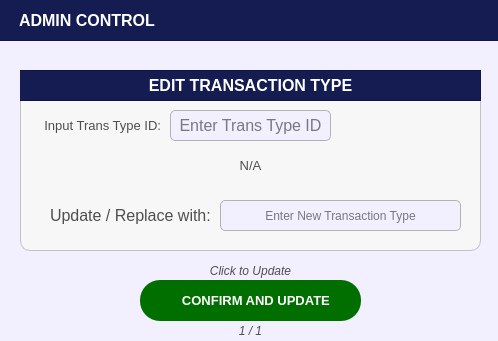
Qt form Resources/UIs/PopUp/Screen_Admin/AdminControls/TransType/edittrans.ui (Yohhannn/Barangay-Records-Statistics-System) before a commit.
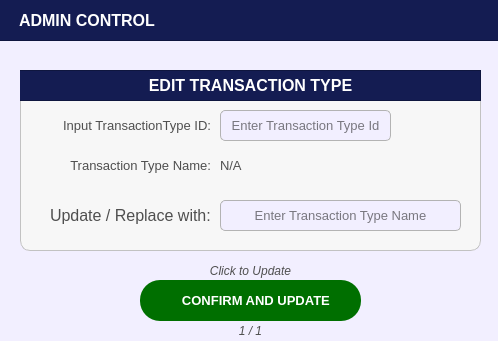
The same form after that commit. Icons and pictures are not drawn.

The edit to the form file:
```diff
--- a/Resources/UIs/PopUp/Screen_Admin/AdminControls/TransType/edittrans.ui
+++ b/Resources/UIs/PopUp/Screen_Admin/AdminControls/TransType/edittrans.ui
@@ -1,7 +1,7 @@
 <?xml version="1.0" encoding="UTF-8"?>
 <ui version="4.0">
- <class>PopUp_citizenprofileFilterOptions</class>
- <widget class="QDialog" name="PopUp_citizenprofileFilterOptions">
+ <class>edit_register_button_popup</class>
+ <widget class="QDialog" name="edit_register_button_popup">
   <property name="geometry">
    <rect>
     <x>0</x>
@@ -492,7 +492,7 @@
    <string>Dialog</string>
   </property>
   <property name="styleSheet">
-   <string notr="true">#PopUp_citizenprofileFilterOptions{
+   <string notr="true">#edit_register_button_popup{
 	background-color: #f2efff;
 }</string>
   </property>
@@ -619,7 +619,7 @@
      </property>
     </widget>
    </widget>
-   <widget class="QLineEdit" name="AdmnCon_Input_trans">
+   <widget class="QLineEdit" name="update_TransType">
     <property name="geometry">
      <rect>
       <x>200</x>
@@ -631,11 +631,11 @@
     <property name="font">
      <font>
       <family>Arial</family>
-      <pointsize>9</pointsize>
+      <pointsize>10</pointsize>
      </font>
     </property>
     <property name="styleSheet">
-     <string notr="true">#AdmnCon_Input_trans{
+     <string notr="true">#update_TransType{
 	border: 1px solid #b3b3b3;  /* Black border */
     border-radius: 5px;        /* Rounded corners */
     padding: 5px;               /* Inner spacing */
@@ -655,7 +655,7 @@
      <set>Qt::AlignmentFlag::AlignCenter</set>
     </property>
     <property name="placeholderText">
-     <string>Enter New Transaction Type</string>
+     <string>Enter Transaction Type Name</string>
     </property>
    </widget>
    <widget class="QLabel" name="register_citizen_labelHomeNumber">
@@ -689,16 +689,16 @@
    <widget class="QLineEdit" name="input_id_search">
     <property name="geometry">
      <rect>
-      <x>150</x>
+      <x>200</x>
       <y>40</y>
-      <width>161</width>
+      <width>171</width>
       <height>31</height>
      </rect>
     </property>
     <property name="font">
      <font>
       <family>Arial</family>
-      <pointsize>12</pointsize>
+      <pointsize>10</pointsize>
      </font>
     </property>
     <property name="styleSheet">
@@ -712,6 +712,9 @@
 
 </string>
     </property>
+    <property name="inputMask">
+     <string/>
+    </property>
     <property name="text">
      <string/>
     </property>
@@ -722,15 +725,15 @@
      <set>Qt::AlignmentFlag::AlignCenter</set>
     </property>
     <property name="placeholderText">
-     <string>Enter Trans Type ID</string>
+     <string>Enter Transaction Type Id</string>
     </property>
    </widget>
    <widget class="QLabel" name="display_searched">
     <property name="geometry">
      <rect>
-      <x>0</x>
+      <x>200</x>
       <y>80</y>
-      <width>461</width>
+      <width>301</width>
       <height>31</height>
      </rect>
     </property>
@@ -750,15 +753,15 @@
      <string>N/A</string>
     </property>
     <property name="alignment">
-     <set>Qt::AlignmentFlag::AlignCenter</set>
+     <set>Qt::AlignmentFlag::AlignLeading|Qt::AlignmentFlag::AlignLeft|Qt::AlignmentFlag::AlignVCenter</set>
     </property>
    </widget>
    <widget class="QLabel" name="label_comment">
     <property name="geometry">
      <rect>
-      <x>20</x>
+      <x>30</x>
       <y>40</y>
-      <width>121</width>
+      <width>161</width>
       <height>31</height>
      </rect>
     </property>
@@ -775,14 +778,42 @@
 }</string>
     </property>
     <property name="text">
-     <string>Input Trans Type ID:</string>
+     <string>Input TransactionType ID:</string>
+    </property>
+    <property name="alignment">
+     <set>Qt::AlignmentFlag::AlignRight|Qt::AlignmentFlag::AlignTrailing|Qt::AlignmentFlag::AlignVCenter</set>
+    </property>
+   </widget>
+   <widget class="QLabel" name="label_sitio_name">
+    <property name="geometry">
+     <rect>
+      <x>50</x>
+      <y>80</y>
+      <width>141</width>
+      <height>31</height>
+     </rect>
+    </property>
+    <property name="font">
+     <font>
+      <family>Arial</family>
+      <pointsize>10</pointsize>
+     </font>
+    </property>
+    <property name="styleSheet">
+     <string notr="true">#label_sitio_name{
+	background-color:transparent;
+	color:#4f4f4f;
+}</string>
+    </property>
+    <property name="text">
+     <string>Transaction Type Name:</string>
     </property>
     <property name="alignment">
      <set>Qt::AlignmentFlag::AlignRight|Qt::AlignmentFlag::AlignTrailing|Qt::AlignmentFlag::AlignVCenter</set>
     </property>
    </widget>
   </widget>
-  <widget class="QPushButton" name="register_buttonConfirmHousehold_SaveForm">
+  <widget class="QPushButton" name="edit_buttonConfirmAccount_SaveForm">
    <property name="geometry">
     <rect>
      <x>140</x>
@@ -802,16 +833,16 @@
     <cursorShape>PointingHandCursor</cursorShape>
    </property>
    <property name="styleSheet">
-    <string notr="true">#register_buttonConfirmHousehold_SaveForm {
+    <string notr="true">#edit_buttonConfirmAccount_SaveForm {
     background-color: #006f00;
     color: white;
     border-radius: 20px;
     padding: 10px; /* Optional: Adjusts spacing inside the button */
 }
-#register_buttonConfirmHousehold_SaveForm:hover {
+#edit_buttonConfirmAccount_SaveForm:hover {
     background-color: #00a600; /* Slightly lighter blue when hovered */
 }
-#register_buttonConfirmHousehold_SaveForm:pressed {
+#edit_buttonConfirmAccount_SaveForm:pressed {
     background-color: #005d00; /* Darker blue when clicked */
 }</string>
    </property>
```
